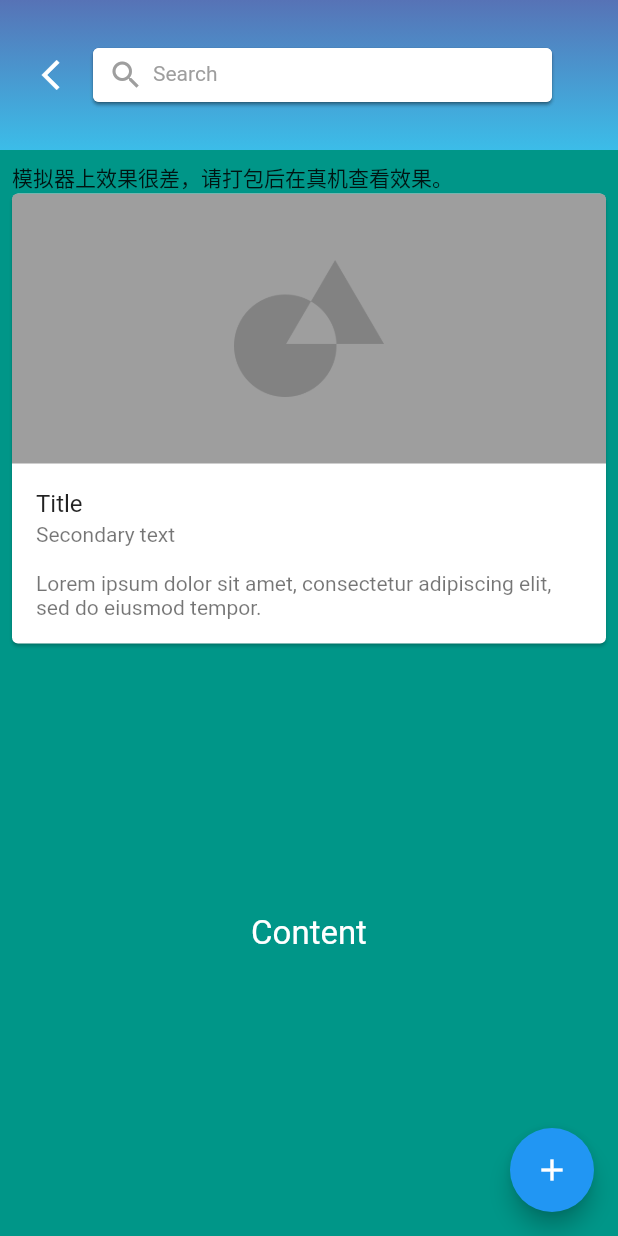
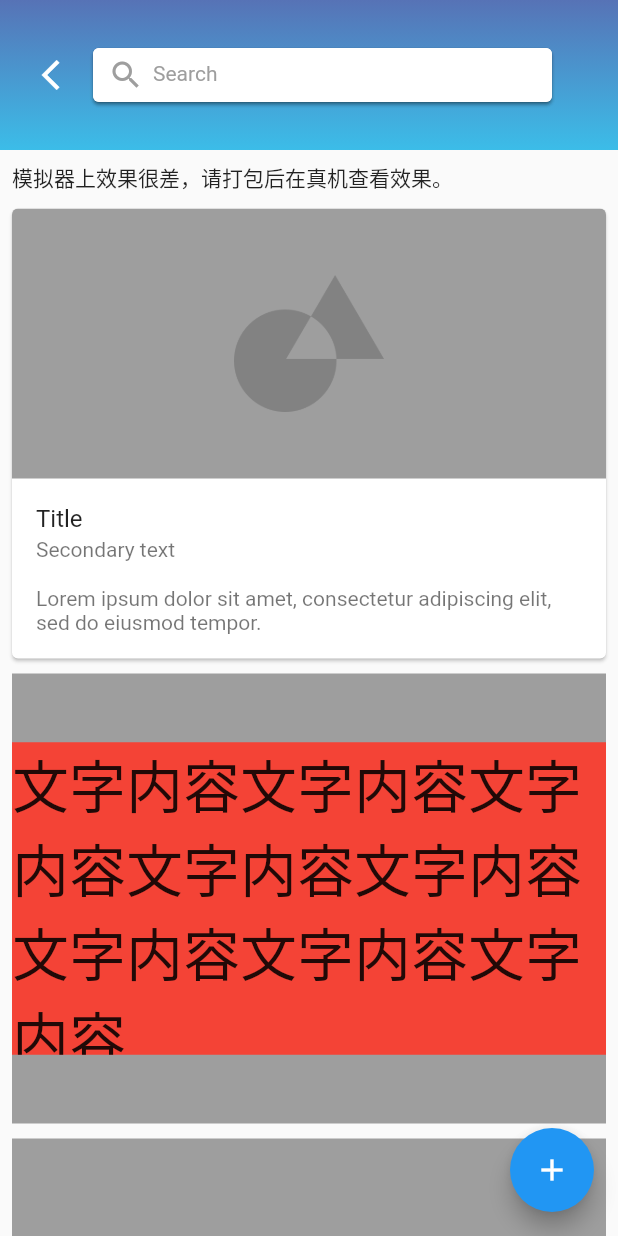
Before and after one commit to hekui/flutter-demo, a Flutter app: the AnimationsDemo screen opened by its route, on a phone screen of 412 x 824 dp. Run offline on Flutter 3.47's test engine with Material 2 defaults, Android fonts, the phone set to English and light mode, and no system bars; our stand-ins replace flutter_money_formatter, flutter_svg, flutter_swiper, shared_preferences, transparent_image; accounts and stored records are empty; network calls fail.

Commit message:
添加首页布局

```diff
--- a/lib/pages/animations.dart
+++ b/lib/pages/animations.dart
@@ -41,13 +41,52 @@ class AnimationsDemo extends StatefulWidget {
   _AnimationsDemoState createState() => _AnimationsDemoState();
 }
 
-class _AnimationsDemoState extends State<AnimationsDemo> {
+class _AnimationsDemoState extends State<AnimationsDemo>
+    with SingleTickerProviderStateMixin {
   ContainerTransitionType _transitionType = ContainerTransitionType.fadeThrough;
+
   void _showMarkedAsDoneSnackbar(bool isMarkedAsDone) {
     if (isMarkedAsDone ?? false)
       ScaffoldMessenger.of(context).showSnackBar(const SnackBar(
         content: Text('Marked as done!'),
       ));
+  }
+
+  AnimationController _animationController;
+  Animation _animation;
+
+  @override
+  void initState() {
+    super.initState();
+
+    // 动画
+    _animationController = AnimationController(
+      duration: Duration(seconds: 3),
+      vsync: this,
+    );
+    _animation = CurvedAnimation(
+      parent: _animationController,
+      curve: Curves.elasticInOut,
+      reverseCurve: Curves.easeOut,
+    );
+    _animation = Tween(begin: 50.0, end: 300.0).animate(_animationController)
+      ..addStatusListener((status) {
+        if (status == AnimationStatus.completed) {
+          _animationController.reverse();
+        } else if (status == AnimationStatus.dismissed) {
+          _animationController.forward();
+        }
+      })
+      ..addListener(() {
+        setState(() {});
+      });
+    _animationController.forward();
+  }
+
+  @override
+  void dispose() {
+    _animationController.dispose(); // 销毁控制器
+    super.dispose();
   }
 
   @override
@@ -115,14 +154,15 @@ class _AnimationsDemoState extends State<AnimationsDemo> {
           ),
         ),
       ),
-      body: Container(
+      body: ListView(
         padding: EdgeInsets.all(8),
-        color: Colors.teal,
-        child: Column(
-          crossAxisAlignment: CrossAxisAlignment.stretch,
+        // color: Colors.teal,
         children: [
           Container(
             child: Text('模拟器上效果很差，请打包后在真机查看效果。'),
+          ),
+          SizedBox(
+            height: 10,
           ),
           _OpenContainerWrapper(
             transitionType: _transitionType,
@@ -131,18 +171,52 @@ class _AnimationsDemoState extends State<AnimationsDemo> {
             },
             onClosed: _showMarkedAsDoneSnackbar,
           ),
+          SizedBox(
+            height: 10,
+          ),
+          Container(
+            width: 300,
+            height: 300,
+            color: Colors.grey,
+            child: Center(
+              child: Container(
+                // width: _animation.value.toDouble(),
+                height: _animation.value.toDouble(),
+                // width: 50,
+                // height: 50,
+                color: Colors.red,
+                child: Text(
+                  '文字内容文字内容文字内容文字内容文字内容文字内容文字内容文字内容',
+                  style: TextStyle(fontSize: 38),
+                ),
+              ),
+            ),
+          ),
+          SizedBox(
+            height: 10,
+          ),
+          Container(
+            width: 300,
+            height: 300,
+            color: Colors.grey,
+          ),
+          SizedBox(
+            height: 10,
+          ),
           Expanded(
             child: Container(
               child: Center(
                 child: Text(
                   'Content',
-                    style: TextStyle(color: Colors.white, fontSize: 22),
+                  style: TextStyle(fontSize: 22),
                 ),
               ),
             ),
           ),
+          SizedBox(
+            height: 10,
+          ),
         ],
-        ),
       ),
       floatingActionButton: OpenContainer(
         transitionType: _transitionType,
--- a/lib/router/routers.dart
+++ b/lib/router/routers.dart
@@ -15,6 +15,7 @@ import '../pages/appBar.dart';
 import '../pages/search.dart';
 import '../pages/clip.dart';
 import '../pages/animations.dart';
+import '../pages/indexLayout.dart';
 
 class Routers {
   static String root = '/';
@@ -32,6 +33,7 @@ class Routers {
   static String search = '/search';
   static String clip = '/clip';
   static String animations = '/animations';
+  static String indexLayout = '/indexLayout';
 
   // define routes
   static final routes = {
@@ -50,6 +52,7 @@ class Routers {
     search: (context) => SearchPage(),
     clip: (context) => Clip(),
     animations: (context) => AnimationsDemo(),
+    indexLayout: (context) => IndexLayout(),
   };
 
   // common settings
```
Also changed, not shown: lib/pages/index.dart (+12 -1 lines), lib/pages/indexLayout.dart (added, +164 -0 lines), lib/pages/sliverAppBar2.dart (+13 -5 lines), 1 other file. Lines whose indentation alone changed are shown as unchanged.
